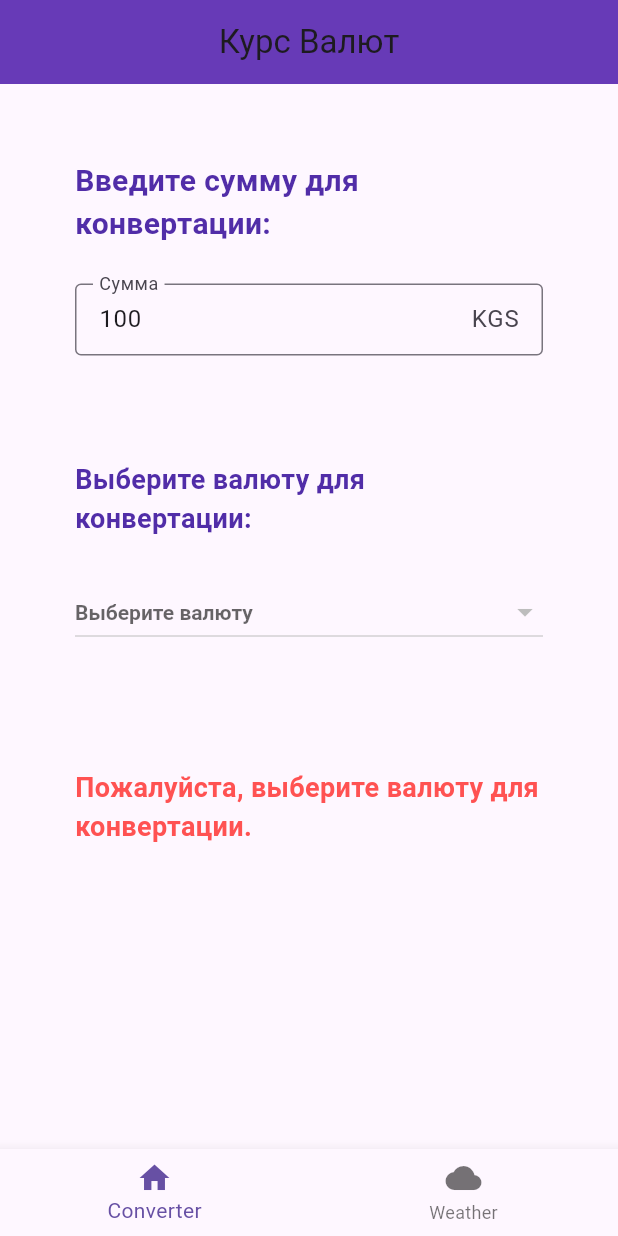
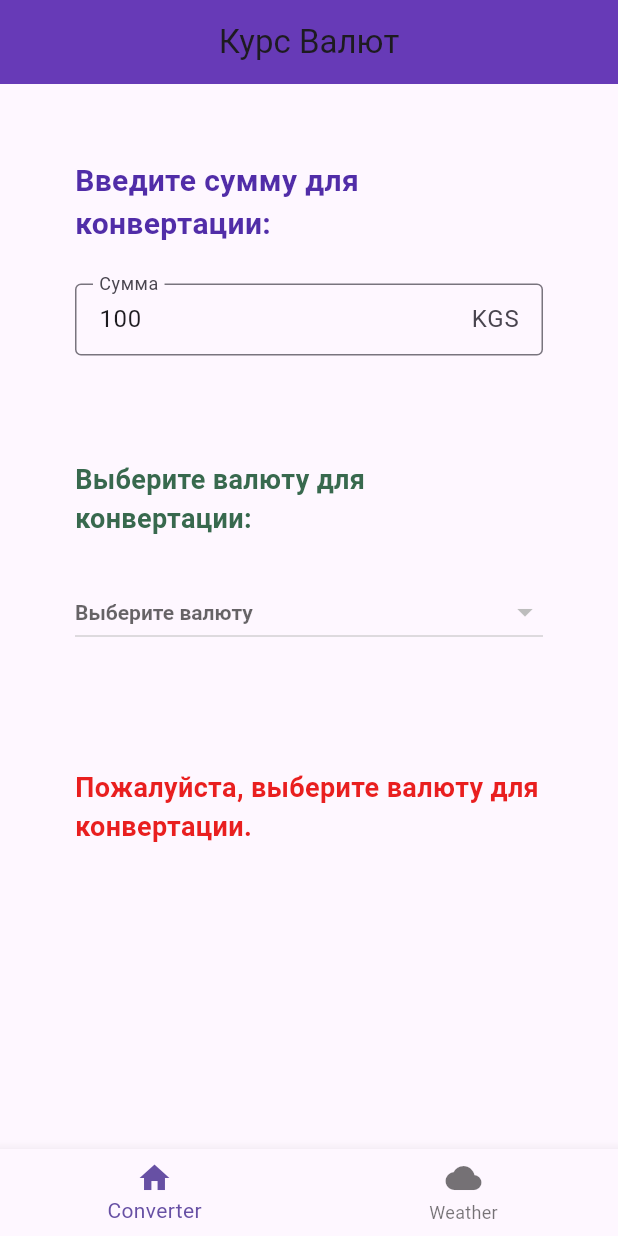
Before and after one commit to xic2401/weather-app, a Flutter app: the screen it shows after launch, on a phone screen of 412 x 824 dp. Run offline on Flutter 3.47's test engine with Material 3 defaults, Android fonts, the phone set to English and light mode, and no system bars; our stand-ins replace geolocator; network calls fail.

Commit message:
modified:   weather_app/lib/screens/converter_screen.dart

```diff
--- a/weather_app/lib/screens/converter_screen.dart
+++ b/weather_app/lib/screens/converter_screen.dart
@@ -83,7 +83,7 @@ class ConverterScreenState extends State<ConverterScreen> {
               style: TextStyle(
                 fontSize: 18,
                 fontWeight: FontWeight.bold,
-                color: Colors.deepPurple[700],
+                color: const Color.fromARGB(255, 56, 105, 78),
               ),
             ),
             DropdownButton<Currency>(
@@ -123,7 +123,7 @@ class ConverterScreenState extends State<ConverterScreen> {
                 'Пожалуйста, выберите валюту для конвертации.',
                 style: TextStyle(
                   fontSize: 18,
-                  color: Colors.redAccent,
+                  color: const Color.fromARGB(255, 233, 31, 31),
                   fontWeight: FontWeight.bold,
                 ),
               ),
```
